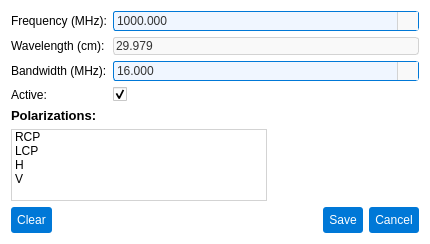
Torward1024/pAstroCORE, file pastrocore/gui_pyside/dialog_editor_if.ui: the form before one commit.
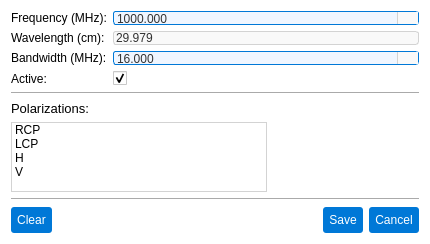
The form after the commit. Icons and pictures are not drawn.

Diff of the .ui file:
```diff
--- a/pastrocore/gui_pyside/dialog_editor_if.ui
+++ b/pastrocore/gui_pyside/dialog_editor_if.ui
@@ -283,17 +283,24 @@
      </item>
     </layout>
    </item>
+   <item>
+    <widget class="Line" name="line">
+     <property name="orientation">
+      <enum>Qt::Orientation::Horizontal</enum>
+     </property>
+    </widget>
+   </item>
    <item>
     <widget class="QLabel" name="labelPolarizations">
      <property name="font">
       <font>
        <family>Arial</family>
        <pointsize>10</pointsize>
-       <bold>true</bold>
+       <bold>false</bold>
       </font>
      </property>
      <property name="text">
-      <string>Polarizations:</string>
+      <string>&lt;html&gt;&lt;head/&gt;&lt;body&gt;&lt;p&gt;Polarizations:&lt;/p&gt;&lt;/body&gt;&lt;/html&gt;</string>
      </property>
     </widget>
    </item>
@@ -344,6 +351,13 @@
      </item>
     </layout>
    </item>
+   <item>
+    <widget class="Line" name="line_2">
+     <property name="orientation">
+      <enum>Qt::Orientation::Horizontal</enum>
+     </property>
+    </widget>
+   </item>
    <item>
     <layout class="QHBoxLayout" name="polarizationsButtonLayout">
      <item>
```
Left out of the diff: 10 changed lines with no effect on the pictures.
